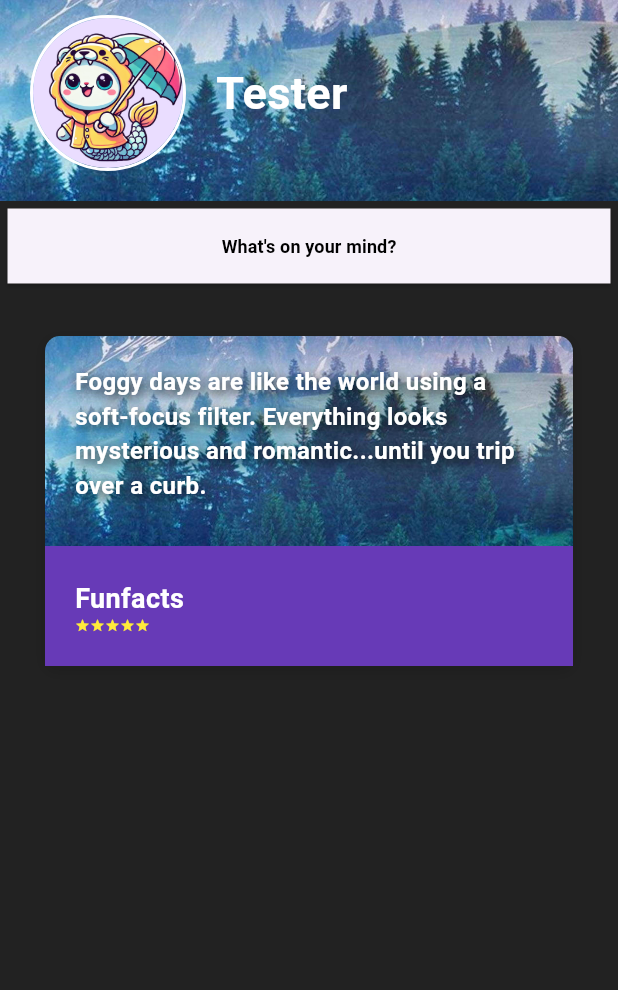
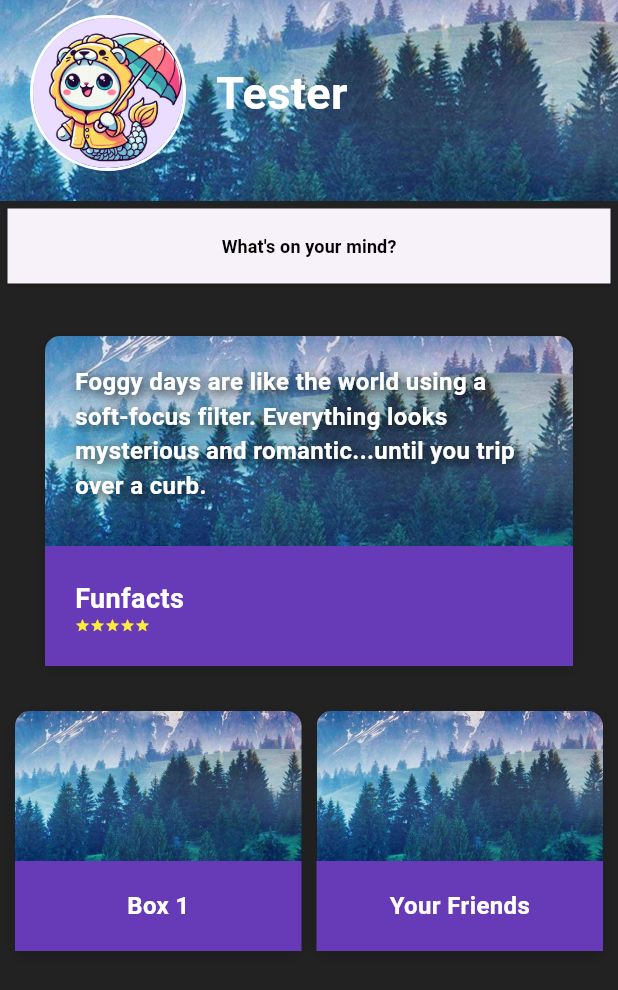
Before and after one commit to riskilinardi/ShiokWeather, a Flutter app: the Moodpage screen opened directly, on a phone screen of 412 x 824 dp. Shown: the top 990 px of the screen. Run offline on Flutter 3.47's test engine with Material 3 defaults, Android fonts, the light colour scheme and no system bars; our stand-ins replace curved_navigation_bar, flutter_map, gap, image_picker, latlong2, material_design_icons_flutter and 3 more; accounts and stored records are empty.

Commit message:
Updated moodpage

```diff
--- a/lib/moodpage.dart
+++ b/lib/moodpage.dart
@@ -1,6 +1,6 @@
 import 'package:flutter/material.dart';
 import 'package:flutter/services.dart' show rootBundle;
-import 'dart:convert';
+import 'dart:convert'; // Import jsonDecode
 import 'friendlistpage.dart';
 import 'surveypage.dart';
 
@@ -14,10 +14,14 @@ class _MoodpageState extends State<Moodpage> {
 
   Future<void> loadJsonAsset() async {
     final String jsonString = await rootBundle.loadString('assets/mood.json');
+
     final data = jsonDecode(jsonString);
+
     setState(() {
       jsonData = data;
     });
+
+    print(data);
   }
 
   @override
@@ -38,8 +42,12 @@ class _MoodpageState extends State<Moodpage> {
             padding: EdgeInsets.only(top: 10, bottom: 20),
             decoration: BoxDecoration(
               image: DecorationImage(
-                image: AssetImage('assets/images/background.png'),
-                fit: BoxFit.cover,
+                image: AssetImage(
+                  'assets/images/background.png',
+                ),
+                fit:
+                    BoxFit
+                        .cover,
               ),
             ),
             child: Padding(
@@ -56,7 +64,9 @@ class _MoodpageState extends State<Moodpage> {
                     ),
                     child: CircleAvatar(
                       radius: 50,
-                      backgroundImage: AssetImage('assets/images/rainy.png'),
+                      backgroundImage: AssetImage(
+                        'assets/images/rainy.png',
+                      ),
                     ),
                   ),
                   SizedBox(width: 20),
@@ -72,13 +82,22 @@ class _MoodpageState extends State<Moodpage> {
               ),
             ),
           ),
+
           Padding(
             padding: EdgeInsets.all(5),
             child: ElevatedButton(
               style: ElevatedButton.styleFrom(
-                padding: EdgeInsets.symmetric(vertical: 15, horizontal: 0),
-                minimumSize: Size(double.infinity, 50),
-                shape: RoundedRectangleBorder(borderRadius: BorderRadius.circular(0)),
+                padding: EdgeInsets.symmetric(
+                  vertical: 15,
+                  horizontal: 0,
+                ),
+                minimumSize: Size(
+                  double.infinity,
+                  50,
+                ),
+                shape: RoundedRectangleBorder(
+                  borderRadius: BorderRadius.circular(0),
+                ),
               ),
               onPressed: () {
                 Navigator.push(
@@ -125,13 +144,22 @@ class _MoodpageState extends State<Moodpage> {
                       ),
                     ),
                     child: Padding(
-                      padding: const EdgeInsets.fromLTRB(20.0, 10.0, 20.0, 20.0),
+                      padding: const EdgeInsets.fromLTRB(
+                        20.0,
+                        10.0,
+                        20.0,
+                        20.0,
+                      ),
                       child: Column(
                         mainAxisAlignment: MainAxisAlignment.center,
                         crossAxisAlignment: CrossAxisAlignment.start,
                         children: [
                           Text(
-                            jsonData != null && jsonData['content'] != null && jsonData['content'][0] != null && jsonData['content'][0]['fun_fact'] != null
+                            jsonData != null &&
+                                    jsonData['content'] != null &&
+                                    jsonData['content'][0] !=
+                                        null &&
+                                    jsonData['content'][0]['fun_fact'] != null
                                 ? jsonData['content'][0]['fun_fact']
                                 : 'Loading...',
                             style: TextStyle(
@@ -157,7 +185,8 @@ class _MoodpageState extends State<Moodpage> {
                     color: Colors.deepPurple,
                     child: Column(
                       mainAxisAlignment: MainAxisAlignment.center,
-                      crossAxisAlignment: CrossAxisAlignment.start,
+                      crossAxisAlignment:
+                          CrossAxisAlignment.start,
                       children: [
                         Padding(
                           padding: const EdgeInsets.symmetric(horizontal: 20.0),
@@ -189,6 +218,127 @@ class _MoodpageState extends State<Moodpage> {
               ),
             ),
           ),
+          Padding(
+            padding: const EdgeInsets.symmetric(
+              horizontal: 10,
+              vertical: 0,
+            ),
+            child: Row(
+              mainAxisAlignment:
+                  MainAxisAlignment.spaceBetween,
+              children: [
+                Expanded(
+                  child: Container(
+                    decoration: BoxDecoration(
+                      borderRadius: BorderRadius.circular(
+                        10,
+                      ),
+                      boxShadow: [
+                        BoxShadow(
+                          color: Colors.black.withOpacity(0.1),
+                          spreadRadius: 2,
+                          blurRadius: 5,
+                          offset: Offset(0, 3),
+                        ),
+                      ],
+                    ),
+                    child: Column(
+                      children: [
+                        Container(
+                          height: 100,
+                          decoration: BoxDecoration(
+                            image: DecorationImage(
+                              image: AssetImage('assets/images/background.png'),
+                              fit: BoxFit.cover,
+                            ),
+                            borderRadius: BorderRadius.only(
+                              topLeft: Radius.circular(10),
+                              topRight: Radius.circular(10),
+                            ),
+                          ),
+                        ),
+                        Container(
+                          height: 60,
+                          color: Colors.deepPurple,
+                          child: Center(
+                            child: Text(
+                              "Box 1",
+                              style: TextStyle(
+                                color: Colors.white,
+                                fontSize: 16,
+                                fontWeight: FontWeight.bold,
+                              ),
+                            ),
+                          ),
+                        ),
+                      ],
+                    ),
+                  ),
+                ),
+                SizedBox(width: 10),
+                Expanded(
+                  child: GestureDetector(
+                    onTap: () {
+                      Navigator.push(
+                        context,
+                        MaterialPageRoute(
+                          builder: (context) => Friendlistpage(),
+                        ),
+                      );
+                    },
+                    child: Container(
+                      decoration: BoxDecoration(
+                        borderRadius: BorderRadius.circular(10),
+                        boxShadow: [
+                          BoxShadow(
+                            color: Colors.black.withOpacity(0.1),
+                            spreadRadius: 2,
+                            blurRadius: 5,
+                            offset: Offset(0, 3),
+                          ),
+                        ],
+                      ),
+                      child: Column(
+                        children: [
+                          Container(
+                            height:
+                                100,
+                            decoration: BoxDecoration(
+                              image: DecorationImage(
+                                image: AssetImage(
+                                  'assets/images/background.png',
+                                ),
+                                fit: BoxFit.cover,
+                              ),
+                              borderRadius: BorderRadius.only(
+                                topLeft: Radius.circular(10),
+                                topRight: Radius.circular(10),
+                              ),
+                            ),
+                          ),
+                          Container(
+                            height:
+                                60,
+                            color: Colors.deepPurple,
+                            child: Center(
+                              child: Text(
+                                "Your Friends",
+                                style: TextStyle(
+                                  color: Colors.white,
+                                  fontSize: 16,
+                                  fontWeight: FontWeight.bold,
+                                ),
+                              ),
+                            ),
+                          ),
+                        ],
+                      ),
+                    ),
+                  ),
+                ),
+              ],
+            ),
+          ),
         ],
       ),
     );
```
